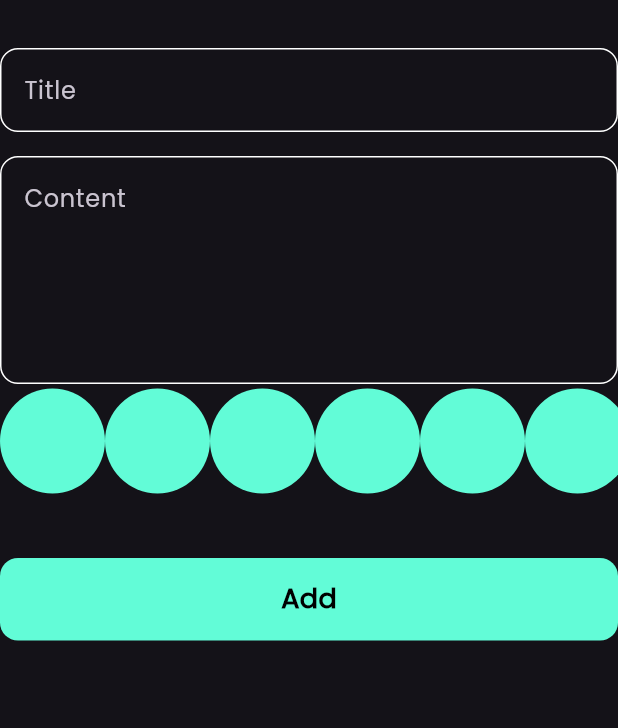
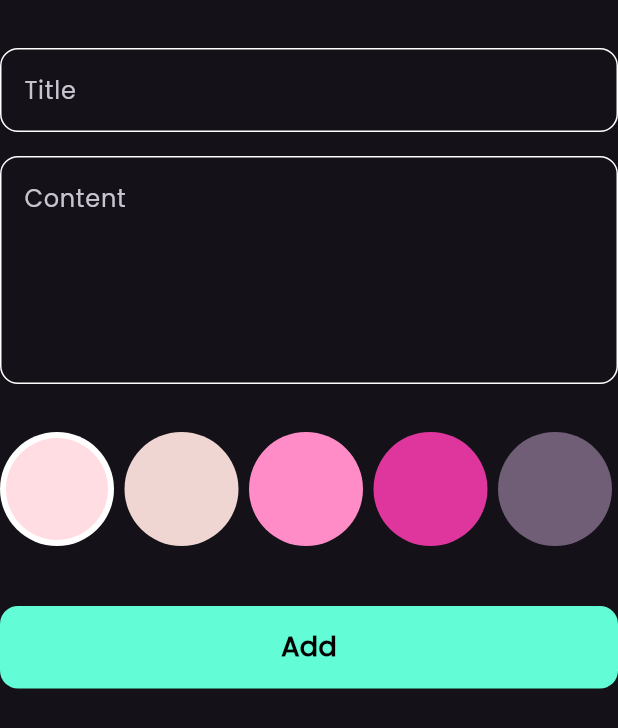
Before and after one commit to fares324/notely, a Flutter app: the AddNoteForm widget shown alone on an empty page, opened directly, on a phone screen of 412 x 824 dp. Shown: the top 728 px of the screen. Run offline on Flutter 3.47's test engine with Material 3 defaults, Android fonts, the phone set to English and light mode, and no system bars; our stand-ins replace bloc, flutter_bloc, hive, hive_flutter; accounts and stored records are empty.

Commit message:
colors list view part two done

```diff
--- a/lib/views/widgets/add_note_form.dart
+++ b/lib/views/widgets/add_note_form.dart
@@ -47,6 +47,9 @@ class _AddNoteFormState extends State<AddNoteForm> {
             hintText: 'Content',
             maxLines: 5,
           ),
+           SizedBox(
+            height: 32,
+          ),
           ColorsListView(),
           SizedBox(
             height: 40,
--- a/lib/views/widgets/colors_list_view.dart
+++ b/lib/views/widgets/colors_list_view.dart
@@ -1,31 +1,65 @@
-
 import 'package:flutter/material.dart';
-import 'package:notely/constants.dart';
 
 class ColorItem extends StatelessWidget {
-  const ColorItem({super.key});
+  const ColorItem({super.key, required this.isActive, required this.color});
+  final bool isActive;
+  final Color color;
 
   @override
   Widget build(BuildContext context) {
-    return CircleAvatar(
-      radius: 35,
-      backgroundColor: kprimaryClor,
-    );
+    return isActive
+        ? CircleAvatar(
+            radius: 38,
+            backgroundColor: Colors.white,
+            child: CircleAvatar(
+              radius: 34,
+              backgroundColor: color,
+            ),
+          )
+        : CircleAvatar(
+            radius: 38,
+            backgroundColor: color,
+          );
   }
 }
 
-class ColorsListView extends StatelessWidget {
+class ColorsListView extends StatefulWidget {
   const ColorsListView({super.key});
 
   @override
+  State<ColorsListView> createState() => _ColorsListViewState();
+}
+
+class _ColorsListViewState extends State<ColorsListView> {
+  int currentindex = 0;
+  List<Color> colors = [
+    Color(0xffFFDDE2),
+    Color(0xffEFD6D2),
+    Color(0xffFF8CC6),
+    Color(0xffDE369D),
+    Color(0xff6F5E76),
+  ];
+  @override
   Widget build(BuildContext context) {
     return SizedBox(
-      height: 38*2,
+      height: 38 * 2,
       child: ListView.builder(
         scrollDirection: Axis.horizontal,
-        itemCount: 10,
+        itemCount: colors.length,
         itemBuilder: (context, index) {
-          return ColorItem();
+          return Padding(
+            padding: const EdgeInsets.only(right: 7),
+            child: GestureDetector(
+              onTap: () {
+                currentindex = index;
+                setState(() {});
+              },
+              child: ColorItem(
+                color: colors[index],
+                isActive: currentindex == index,
+              ),
+            ),
+          );
         },
       ),
     );
```
